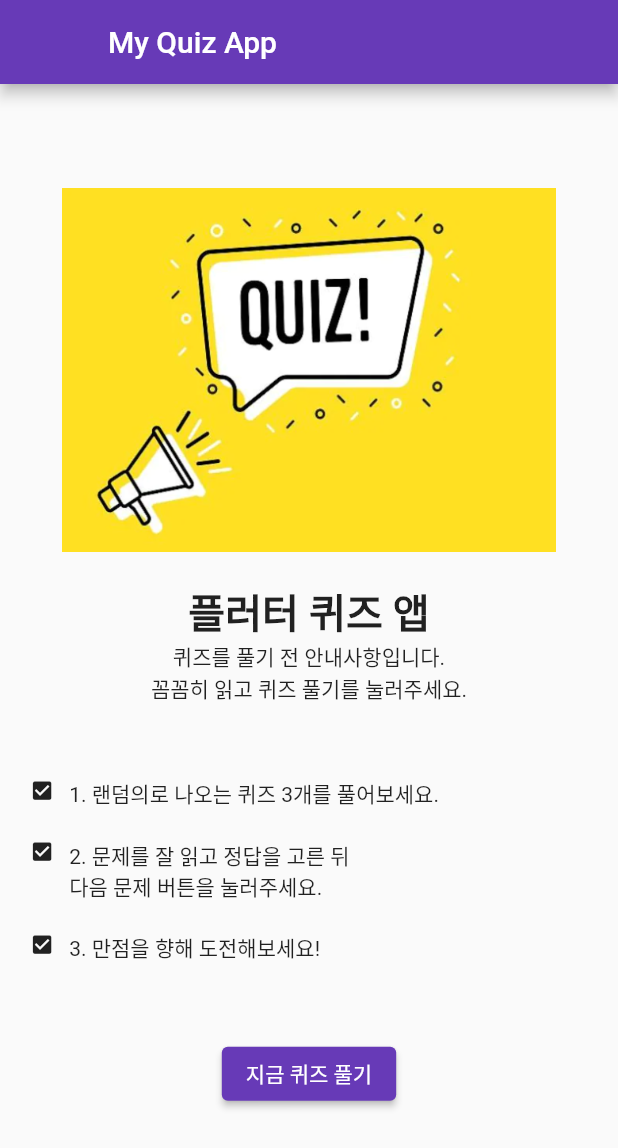
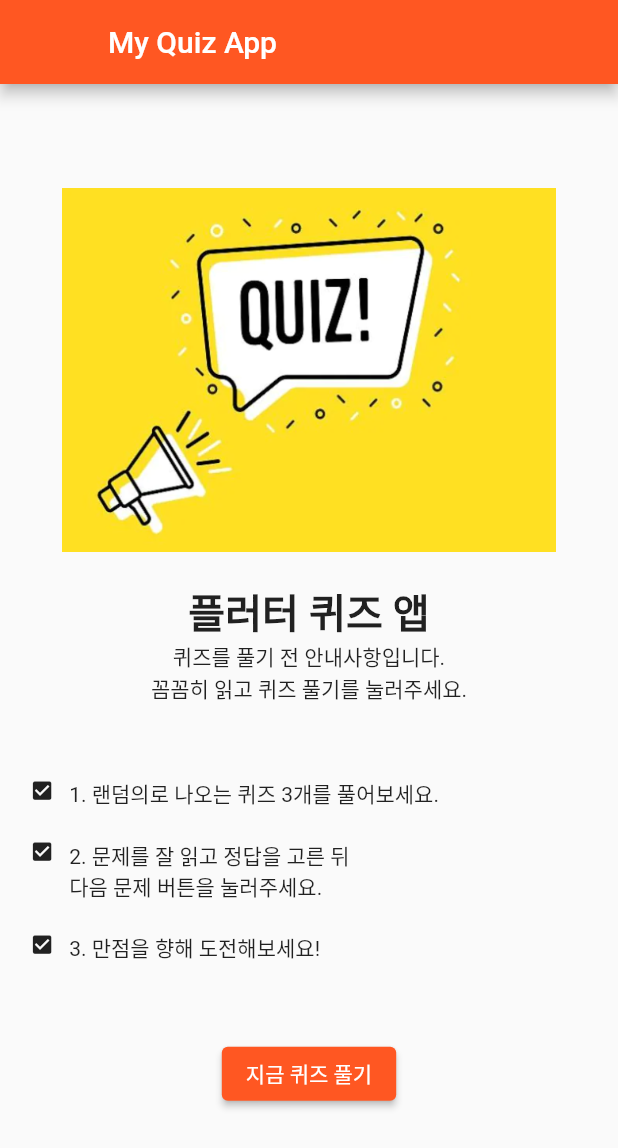
Before and after one commit to hu1won/Quiz_Flutter_Django, a Flutter app: the screen it shows after launch, on a phone screen of 412 x 824 dp. Shown: the top 1148 px of the screen. Run offline on Flutter 3.47's test engine with Material 2 defaults, Android fonts, the phone set to English and light mode, and no system bars.

Commit message:
Create a quiz model & Create a quiz solving screen

```diff
--- /dev/null
+++ b/lib/model/model_quiz.dart
@@ -0,0 +1,12 @@
+class Quiz {
+  String? title;
+  List<String>? candidates;
+  int? answer;
+
+  Quiz({this.title, this.candidates, this.answer});
+
+  Quiz.fromMap(Map<String, dynamic> map)
+      : title = map['title'],
+        candidates = map['candidates'],
+        answer = map['answer'];
+}
--- a/lib/screen/screen_home.dart
+++ b/lib/screen/screen_home.dart
@@ -1,4 +1,6 @@
 import 'package:flutter/material.dart';
+import 'package:quiz_app/model/model_quiz.dart';
+import 'package:quiz_app/screen/screen_quiz.dart';
 
 class HomeScreen extends StatefulWidget {
   @override
@@ -6,6 +8,23 @@ class HomeScreen extends StatefulWidget {
 }
 
 class _HomeScreenState extends State<HomeScreen> {
+  List<Quiz> quizs = [
+    Quiz.fromMap({
+      'title': 'test',
+      'cnadidates': ['a', 'b', 'c', 'd'],
+      'answer': 0
+    }),
+    Quiz.fromMap({
+      'title': 'test',
+      'cnadidates': ['a', 'b', 'c', 'd'],
+      'answer': 0
+    }),
+    Quiz.fromMap({
+      'title': 'test',
+      'cnadidates': ['a', 'b', 'c', 'd'],
+      'answer': 0
+    }),
+  ];
   @override
   Widget build(BuildContext context) {
     Size screenSize = MediaQuery.of(context).size;
@@ -16,7 +35,7 @@ class _HomeScreenState extends State<HomeScreen> {
       child: Scaffold(
         appBar: AppBar(
           title: Text('My Quiz App'),
-          backgroundColor: Colors.deepPurple,
+          backgroundColor: Colors.deepOrange,
           leading: Container(),
         ),
         body: Column(
@@ -59,10 +78,19 @@ class _HomeScreenState extends State<HomeScreen> {
                   ),
                   child: ElevatedButton(
                     style: ElevatedButton.styleFrom(
-                      primary: Colors.deepPurple,
+                      primary: Colors.deepOrange,
                       onPrimary: Colors.white,
                     ),
-                    onPressed: () {},
+                    onPressed: () {
+                      Navigator.push(
+                        context,
+                        MaterialPageRoute(
+                          builder: (context) => QuizScreen(
+                            quizs: quizs,
+                          ),
+                        ),
+                      );
+                    },
                     child: Text(
                       '지금 퀴즈 풀기',
                     ),
```
Also changed, not shown: lib/screen/screen_quiz.dart (added, +37 -0 lines).
